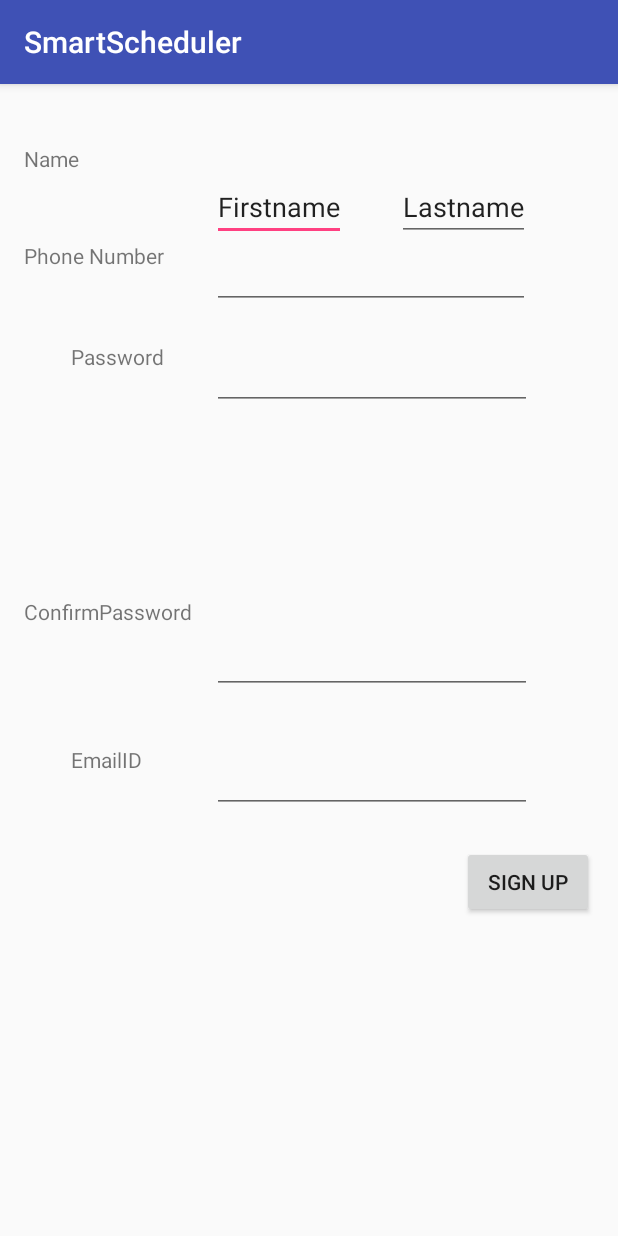
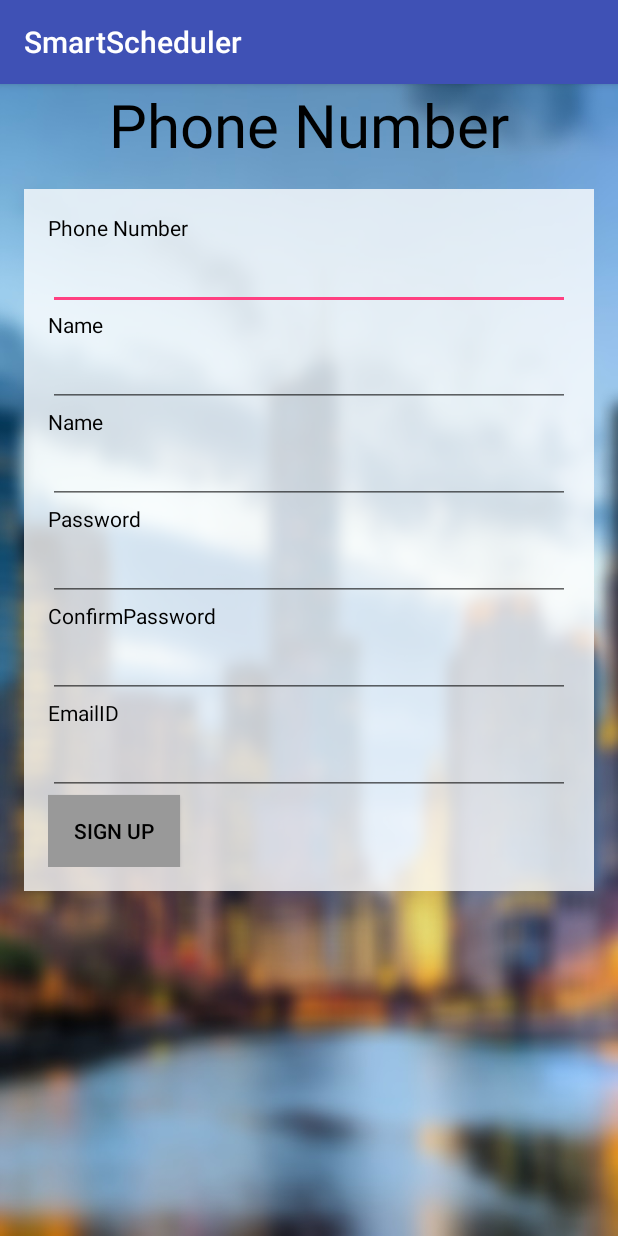
Before and after one commit to veereshr/rOOm-mobile-app, an Android app: the CreateAccount screen opened directly, with no data from a screen before it, on a phone screen of 412 x 824 dp. Run offline under Robolectric (Android 15) with nearby library versions, the phone set to English and light mode, and no system bars.

Commit message:
Updated createUser UI

```diff
--- a/SmartScheduler/app/build.gradle
+++ b/SmartScheduler/app/build.gradle
@@ -7,7 +7,7 @@ android {
     defaultConfig {
         applicationId "com.example.dips.smartscheduler"
         minSdkVersion 21
-        targetSdkVersion 23
+        targetSdkVersion 21
         versionCode 1
         versionName "1.0"
     }
--- a/SmartScheduler/app/src/main/java/com/example/dips/smartscheduler/CreateAccount.java
+++ b/SmartScheduler/app/src/main/java/com/example/dips/smartscheduler/CreateAccount.java
@@ -1,10 +1,13 @@
 package com.example.dips.smartscheduler;
 
+import android.content.Context;
 import android.content.Intent;
 import android.support.v7.app.AppCompatActivity;
 import android.os.Bundle;
+import android.telephony.TelephonyManager;
 import android.view.View;
 import android.widget.TextView;
+import android.widget.Toast;
 
 public class CreateAccount extends AppCompatActivity {
 
@@ -12,26 +15,38 @@ public class CreateAccount extends AppCompatActivity {
     protected void onCreate(Bundle savedInstanceState) {
         super.onCreate(savedInstanceState);
         setContentView(R.layout.activity_create_account);
+        //TODO get users phonenumber
     }
 
     public void CreateAccount(View v){
         //getdata
-        String pNum = ((TextView)findViewById(R.id.phoneText)).getText().toString();
-        String pass = ((TextView)findViewById(R.id.passText)).getText().toString();
-        String passCon = ((TextView)findViewById(R.id.passConText)).getText().toString();
-        String fName = ((TextView)findViewById(R.id.fNameText)).getText().toString();
-        String lName = ((TextView)findViewById(R.id.lNameText)).getText().toString();
-        String email = ((TextView)findViewById(R.id.emailText)).getText().toString();
+        String pNum = "";
+        String pass = "";
+        String passCon = "";
+        String fName = "";
+        String lName = "";
+        String email = "";
+        pNum = ((TextView)findViewById(R.id.phoneText)).getText().toString();
+        pass = ((TextView)findViewById(R.id.passText)).getText().toString();
+        passCon = ((TextView)findViewById(R.id.passConText)).getText().toString();
+        fName = ((TextView)findViewById(R.id.fNameText)).getText().toString();
+        lName = ((TextView)findViewById(R.id.lNameText)).getText().toString();
+        email = ((TextView)findViewById(R.id.emailText)).getText().toString();
 
         //validate Data
-        //TODO check if phone number
-        //TODO confirm that password and passwordConfirm all both the same
-
-        pNum = "773-397-8220";
-        pass = "PassWord";
-        fName = "Jorge";
-        lName = "Martinez";
-        email = "ME@ME.com";
+        //Removes all non numbers from phonenumber
+        pNum = pNum.replaceAll("[^\\d.]", "");
+        ((TextView)findViewById(R.id.phoneText)).setText(pNum);
+        //check phonenumber length
+        if(pNum.length() < 1){
+            Toast.makeText(this,"Phone number can not be empty",Toast.LENGTH_SHORT).show();
+        }else{
+            //check if password match
+            if(!pass.equals(passCon))
+            {
+                Toast.makeText(this,"Passwords do not match",Toast.LENGTH_SHORT).show();
+            }else{
+                //TODO CHECK IF USER ALREADY EXIST
 
                 //save to db
                 DatabaseHelper dbhelper = new DatabaseHelper(this);
@@ -42,3 +57,5 @@ public class CreateAccount extends AppCompatActivity {
                 startActivity(intent);
             }
         }
+    }
+}
--- a/SmartScheduler/app/src/main/res/layout/activity_create_account.xml
+++ b/SmartScheduler/app/src/main/res/layout/activity_create_account.xml
@@ -3,68 +3,155 @@
     xmlns:tools="http://schemas.android.com/tools"
     android:layout_width="match_parent"
     android:layout_height="match_parent"
-    android:paddingBottom="@dimen/activity_vertical_margin"
-    android:paddingLeft="@dimen/activity_horizontal_margin"
-    android:paddingRight="@dimen/activity_horizontal_margin"
-    android:paddingTop="@dimen/activity_vertical_margin"
-    tools:context="com.example.dips.smartscheduler.CreateAccount">
+    tools:context="com.example.dips.smartscheduler.CreateAccount"
+    android:background="@drawable/bg1">
+
+    <TextView
+        android:layout_width="wrap_content"
+        android:layout_height="wrap_content"
+        android:text="Phone Number"
+        android:id="@+id/textView13"
+        android:textSize="40dp"
+        android:textColor="#000"
+        android:layout_alignParentStart="true"
+        android:layout_alignEnd="@+id/scrollView3"
+        android:textAlignment="center" />
+
+    <ScrollView
+        android:layout_width="match_parent"
+        android:layout_height="match_parent"
+        android:id="@+id/scrollView3"
+        android:paddingTop="16dp"
+        android:paddingRight="16dp"
+        android:paddingBottom="16dp"
+        android:paddingLeft="16dp"
+        android:layout_below="@+id/textView13">
+
+        <LinearLayout
+            android:orientation="vertical"
+            android:layout_width="match_parent"
+            android:layout_height="match_parent"
+            android:background="#c8ffffff"
+            android:padding="16sp">
+
+            <TextView
+                android:textColor="#000"
+                android:layout_width="wrap_content"
+                android:layout_height="wrap_content"
+                android:text="Phone Number"
+                android:id="@+id/textView7"
+                android:layout_alignTop="@+id/phoneText"
+                android:layout_alignParentStart="true" />
 
             <EditText
-        android:layout_width="wrap_content"
+                android:textColor="#000"
+                android:layout_width="match_parent"
                 android:layout_height="wrap_content"
-        android:id="@+id/fNameText"
-        android:layout_marginTop="43dp"
-        android:text="Firstname"
-        android:layout_marginStart="32dp"
-        android:layout_alignParentTop="true"
-        android:layout_toEndOf="@+id/textView7" />
-
-    <EditText
-        android:layout_width="wrap_content"
-        android:layout_height="wrap_content"
-        android:id="@+id/lNameText"
-        android:text="Lastname"
-        android:layout_above="@+id/phoneText"
-        android:layout_toEndOf="@+id/fNameText"
-        android:layout_marginStart="34dp" />
-
-    <EditText
-        android:layout_width="wrap_content"
-        android:layout_height="wrap_content"
+                android:singleLine="true"
                 android:id="@+id/phoneText"
                 android:layout_below="@+id/fNameText"
                 android:layout_alignStart="@+id/fNameText"
                 android:layout_alignEnd="@+id/lNameText" />
 
+            <TextView
+                android:textColor="#000"
+                android:layout_width="wrap_content"
+                android:layout_height="wrap_content"
+                android:text="Name"
+                android:id="@+id/textView6"
+                android:layout_above="@+id/lNameText"
+                android:layout_alignParentStart="true" />
+
             <EditText
+                android:textColor="#000"
+                android:layout_width="match_parent"
+                android:layout_height="wrap_content"
+                android:id="@+id/fNameText"
+                android:singleLine="true"
+                android:layout_alignParentTop="true"
+                android:layout_toEndOf="@+id/textView7" />
+
+            <TextView
+                android:textColor="#000"
                 android:layout_width="wrap_content"
+                android:layout_height="wrap_content"
+                android:text="Name"
+                android:id="@+id/textView12"
+                android:layout_above="@+id/lNameText"
+                android:layout_alignParentStart="true" />
+
+            <EditText
+                android:textColor="#000"
+                android:layout_width="match_parent"
+                android:layout_height="wrap_content"
+                android:id="@+id/lNameText"
+                android:layout_above="@+id/phoneText"
+                android:layout_toEndOf="@+id/fNameText"
+                android:singleLine="true" />
+
+            <TextView
+                android:textColor="#000"
+                android:layout_width="wrap_content"
+                android:layout_height="wrap_content"
+                android:text="Password"
+                android:id="@+id/textView8"
+                android:layout_alignTop="@+id/passText"
+                android:layout_toStartOf="@+id/fNameText" />
+
+            <EditText
+                android:textColor="#000"
+                android:layout_width="match_parent"
                 android:layout_height="wrap_content"
                 android:inputType="textPassword"
                 android:ems="10"
                 android:id="@+id/passText"
                 android:layout_below="@+id/phoneText"
                 android:layout_alignStart="@+id/phoneText"
-        android:layout_marginTop="22dp" />
+                android:singleLine="true" />
+
+            <TextView
+                android:textColor="#000"
+                android:layout_width="wrap_content"
+                android:layout_height="wrap_content"
+                android:text="ConfirmPassword"
+                android:id="@+id/textView9"
+                android:layout_above="@+id/passConText"
+                android:layout_alignParentStart="true" />
 
             <EditText
-        android:layout_width="wrap_content"
+                android:textColor="#000"
+                android:layout_width="match_parent"
                 android:layout_height="wrap_content"
                 android:inputType="textPassword"
                 android:ems="10"
                 android:id="@+id/passConText"
+                android:singleLine="true"
                 android:layout_centerVertical="true"
                 android:layout_alignStart="@+id/passText" />
 
+            <TextView
+                android:textColor="#000"
+                android:layout_width="wrap_content"
+                android:layout_height="wrap_content"
+                android:text="EmailID"
+                android:id="@+id/textView10"
+                android:layout_alignBottom="@+id/emailText"
+                android:layout_alignStart="@+id/textView8"
+                android:layout_alignTop="@+id/emailText" />
+
             <EditText
-        android:layout_width="wrap_content"
+                android:textColor="#000"
+                android:layout_width="match_parent"
                 android:layout_height="wrap_content"
                 android:id="@+id/emailText"
                 android:layout_below="@+id/passConText"
-        android:layout_marginTop="34dp"
+                android:singleLine="true"
                 android:layout_alignStart="@+id/passConText"
                 android:layout_alignEnd="@+id/passConText" />
 
             <Button
+                android:textColor="#000"
+                android:background="#999"
                 android:layout_width="wrap_content"
                 android:layout_height="wrap_content"
                 android:text="Sign Up"
@@ -72,47 +159,9 @@
                 android:singleLine="true"
                 android:layout_below="@+id/emailText"
                 android:layout_alignParentEnd="true"
-        android:layout_marginTop="22dp"
-        android:onClick="CreateAccount"/>
+                android:onClick="CreateAccount" />
 
-    <TextView
-        android:layout_width="wrap_content"
-        android:layout_height="wrap_content"
-        android:text="Name"
-        android:id="@+id/textView6"
-        android:layout_above="@+id/lNameText"
-        android:layout_alignParentStart="true" />
+        </LinearLayout>
+    </ScrollView>
 
-    <TextView
-        android:layout_width="wrap_content"
-        android:layout_height="wrap_content"
-        android:text="Phone Number"
-        android:id="@+id/textView7"
-        android:layout_alignTop="@+id/phoneText"
-        android:layout_alignParentStart="true" />
-
-    <TextView
-        android:layout_width="wrap_content"
-        android:layout_height="wrap_content"
-        android:text="Password"
-        android:id="@+id/textView8"
-        android:layout_alignTop="@+id/passText"
-        android:layout_toStartOf="@+id/fNameText" />
-
-    <TextView
-        android:layout_width="wrap_content"
-        android:layout_height="wrap_content"
-        android:text="ConfirmPassword"
-        android:id="@+id/textView9"
-        android:layout_above="@+id/passConText"
-        android:layout_alignParentStart="true" />
-
-    <TextView
-        android:layout_width="wrap_content"
-        android:layout_height="wrap_content"
-        android:text="EmailID"
-        android:id="@+id/textView10"
-        android:layout_alignBottom="@+id/emailText"
-        android:layout_alignStart="@+id/textView8"
-        android:layout_alignTop="@+id/emailText" />
 </RelativeLayout>
```
Also changed, not shown: SmartScheduler/app/src/main/res/drawable-hdpi/after.jpg (renamed from SmartScheduler/app/src/main/res/drawable/after.jpg), SmartScheduler/app/src/main/res/drawable-hdpi/before.jpg (renamed from SmartScheduler/app/src/main/res/drawable/before.jpg), SmartScheduler/app/src/main/res/drawable-hdpi/bg1.jpg (added), SmartScheduler/app/src/main/res/drawable-ldpi/after.jpg (added), SmartScheduler/app/src/main/res/drawable-ldpi/before.jpg (added), SmartScheduler/app/src/main/res/drawable-ldpi/bg1.jpg (added), SmartScheduler/app/src/main/res/drawable-mdpi/after.jpg (added), SmartScheduler/app/src/main/res/drawable-mdpi/before.jpg (added), SmartScheduler/app/src/main/res/drawable-mdpi/bg1.jpg (added). Lines whose indentation alone changed are shown as unchanged.
